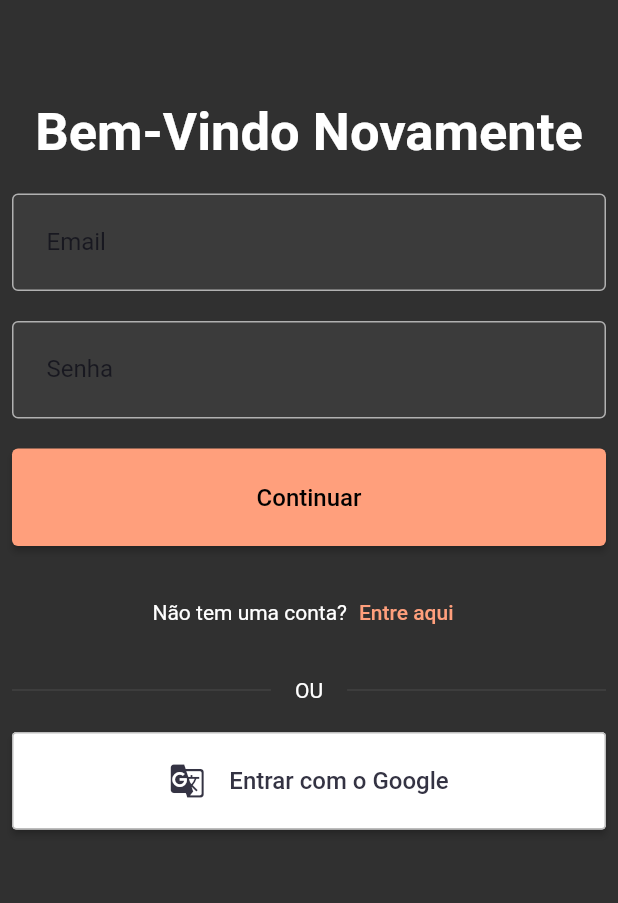
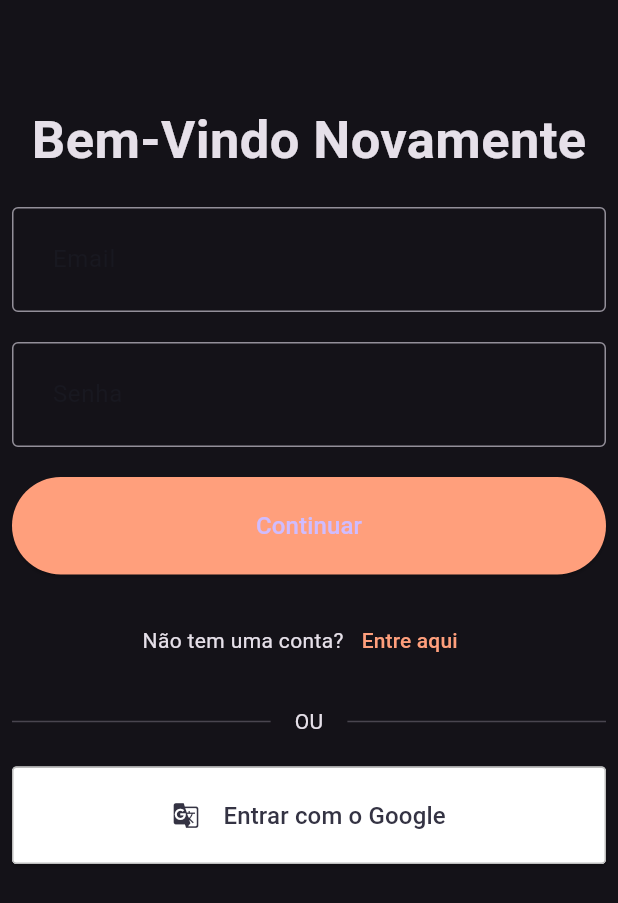
Before and after one commit to egaddini/ftchamados, a Flutter app: the screen it shows after launch, on a phone screen of 412 x 824 dp. Shown: the top 903 px of the screen. Run offline on Flutter 3.47's test engine with Material 2 defaults, Android fonts, the phone set to English and light mode, and no system bars; our stand-ins replace dio, flutter_typeahead, get, shared_preferences; missing offline and left inert: validatorless; accounts and stored records are empty.

Commit message:
ajustes para conseguir implementar o thema dark

```diff
--- a/lib/app/config/themes/theme_constants.dart
+++ b/lib/app/config/themes/theme_constants.dart
@@ -4,7 +4,9 @@ import 'package:flutter/material.dart';
 
 ThemeData lightTheme = ThemeData(
 
-  brightness: Brightness.light,
+  useMaterial3: true,
+
+  /*brightness: Brightness.light,
   primaryColor: Pallete.gradient3,
 
   floatingActionButtonTheme: const FloatingActionButtonThemeData(
@@ -27,14 +29,21 @@ ThemeData lightTheme = ThemeData(
     filled: true,
     fillColor: Colors.white,
   )
+*/
 
+  appBarTheme: AppBarTheme(
+    backgroundColor: Pallete.gradient3,
+    foregroundColor: Colors.white,
+  ),
 
 );
 
 ThemeData darkTheme = ThemeData(
 
+    useMaterial3: true,
+
     brightness: Brightness.dark,
-
+   /*
     switchTheme: SwitchThemeData(
       trackColor: MaterialStateProperty.all<Color>(Colors.grey),
       thumbColor: MaterialStateProperty.all<Color>(Colors.white),
@@ -61,9 +70,9 @@ ThemeData darkTheme = ThemeData(
         overlayColor: MaterialStateProperty.all<Color>(Colors.black26)
       )
   ),
-
+  */
   appBarTheme: AppBarTheme(
-    backgroundColor: Colors.black,
+    backgroundColor: Pallete.gradient3,
   ),
 
 );
--- a/lib/app/shared_components/c_appbar.dart
+++ b/lib/app/shared_components/c_appbar.dart
@@ -15,7 +15,7 @@ class CustomAppBar extends StatelessWidget implements PreferredSizeWidget {
         title: Center(
           child: Text(text!),
         ),
-        backgroundColor: Pallete.gradient3,
+       // backgroundColor: Pallete.gradient3,
       );
   }
 
--- a/lib/app/shared_components/c_expanded_text_field.dart
+++ b/lib/app/shared_components/c_expanded_text_field.dart
@@ -17,7 +17,7 @@ class CustomExpandedTextField extends StatelessWidget {
     return Expanded(
       child: TextField(
         controller: controller,
-        enabled: false,
+        readOnly: true,
         maxLines: maxLines,
         decoration: InputDecoration(
           labelText: labelText,
```
Also changed, not shown: lib/app/features/pages/call_type/components/row_source.dart (+6 -6 lines).
